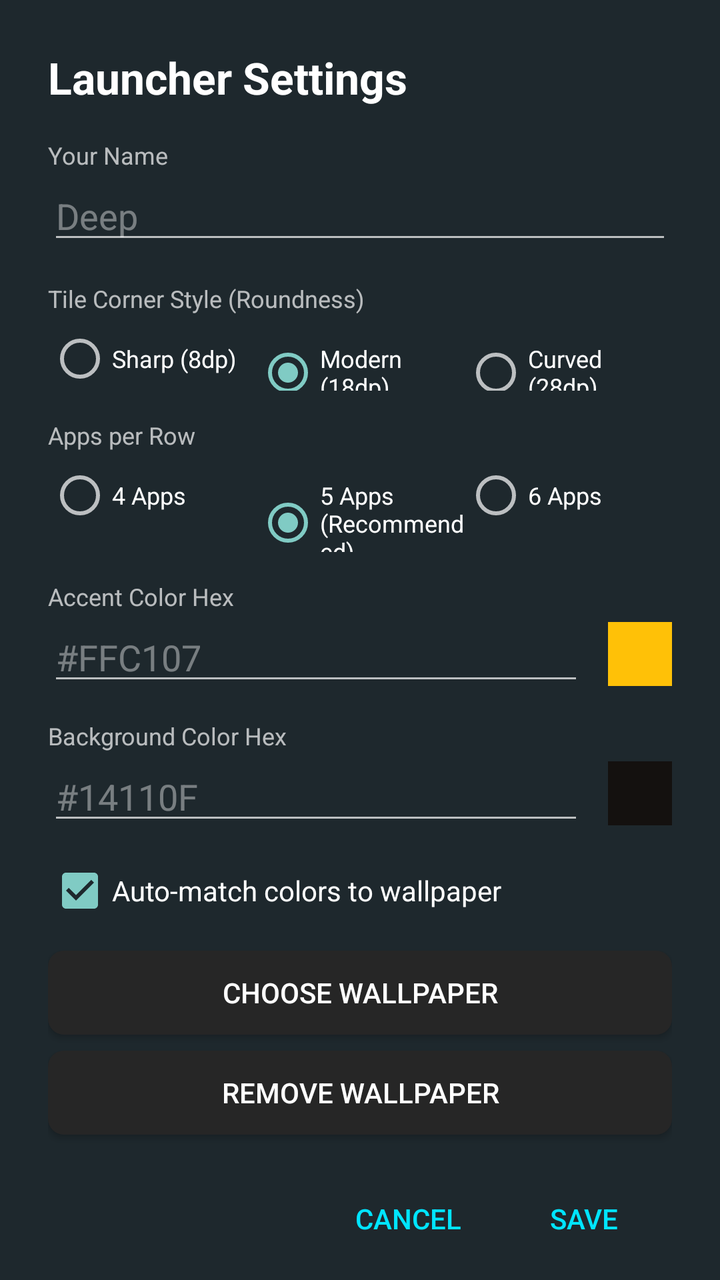
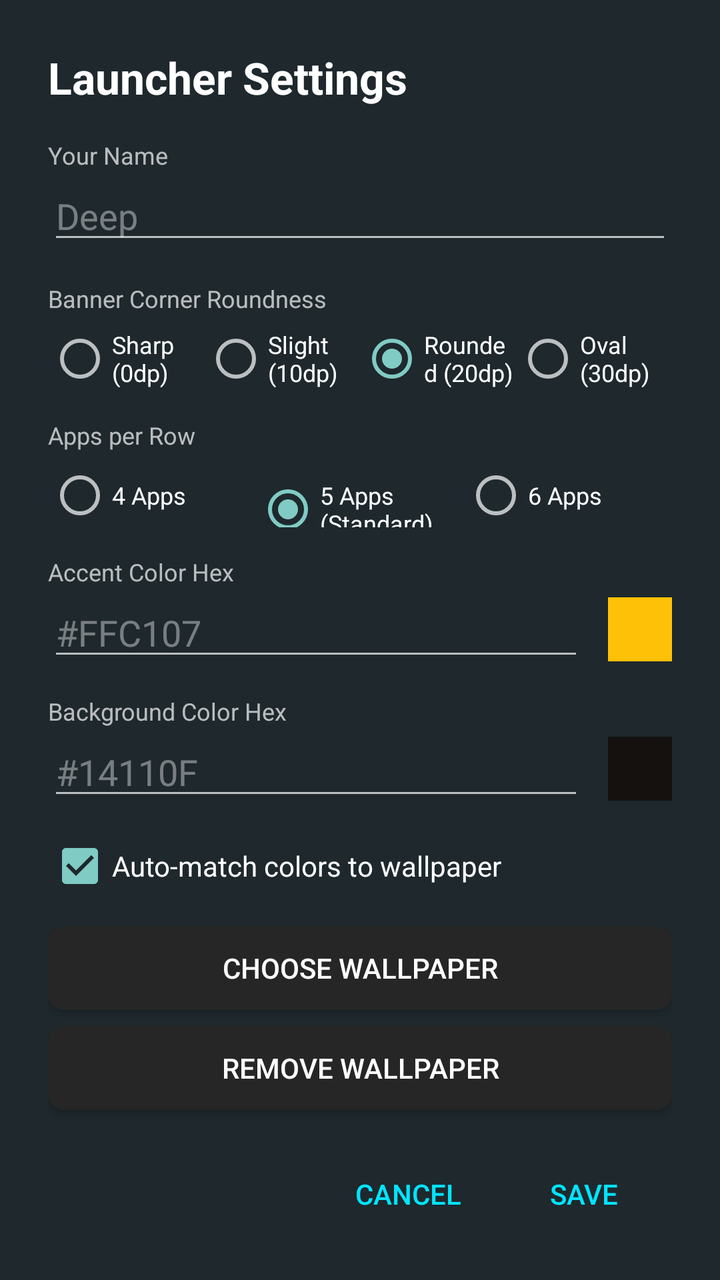

An Android layout rendered at two revisions. The XML below is the earlier revision; the diff shows what the commit changed to produce the second picture.
<!-- AndroidManifest.xml: application theme Theme.TVLauncher -->
<!-- res/layout/dialog_settings.xml -->
<?xml version="1.0" encoding="utf-8"?>
<ScrollView xmlns:android="http://schemas.android.com/apk/res/android"
    android:layout_width="540dp"
    android:layout_height="wrap_content"
    android:background="#1E282D"
    android:padding="24dp">

    <LinearLayout
        android:layout_width="match_parent"
        android:layout_height="wrap_content"
        android:orientation="vertical">

        <TextView
            android:layout_width="wrap_content"
            android:layout_height="wrap_content"
            android:text="Launcher Settings"
            android:textColor="#FFFFFF"
            android:textSize="22sp"
            android:textStyle="bold"
            android:layout_marginBottom="16dp"/>

        
        <TextView
            android:layout_width="wrap_content"
            android:layout_height="wrap_content"
            android:text="Your Name"
            android:textColor="#B0FFFFFF"
            android:textSize="12sp"/>
        <EditText
            android:id="@+id/etName"
            android:layout_width="match_parent"
            android:layout_height="wrap_content"
            android:hint="Deep"
            android:textColor="#FFFFFF"
            android:textColorHint="#66FFFFFF"
            android:layout_marginBottom="14dp"/>

        
        <TextView
            android:layout_width="wrap_content"
            android:layout_height="wrap_content"
            android:text="Tile Corner Style (Roundness)"
            android:textColor="#B0FFFFFF"
            android:textSize="12sp"
            android:layout_marginBottom="6dp"/>
        <RadioGroup
            android:id="@+id/rgCornerStyle"
            android:layout_width="match_parent"
            android:layout_height="wrap_content"
            android:orientation="horizontal"
            android:layout_marginBottom="14dp">
            <RadioButton
                android:id="@+id/rbCornerSharp"
                android:layout_width="0dp"
                android:layout_height="wrap_content"
                android:layout_weight="1"
                android:text="Sharp (8dp)"
                android:textColor="#FFFFFF"
                android:textSize="12sp"/>
            <RadioButton
                android:id="@+id/rbCornerRounded"
                android:layout_width="0dp"
                android:layout_height="wrap_content"
                android:layout_weight="1"
                android:text="Modern (18dp)"
                android:textColor="#FFFFFF"
                android:textSize="12sp"
                android:checked="true"/>
            <RadioButton
                android:id="@+id/rbCornerOval"
                android:layout_width="0dp"
                android:layout_height="wrap_content"
                android:layout_weight="1"
                android:text="Curved (28dp)"
                android:textColor="#FFFFFF"
                android:textSize="12sp"/>
        </RadioGroup>

        
        <TextView
            android:layout_width="wrap_content"
            android:layout_height="wrap_content"
            android:text="Apps per Row"
            android:textColor="#B0FFFFFF"
            android:textSize="12sp"
            android:layout_marginBottom="6dp"/>
        <RadioGroup
            android:id="@+id/rgColumns"
            android:layout_width="match_parent"
            android:layout_height="wrap_content"
            android:orientation="horizontal"
            android:layout_marginBottom="14dp">
            <RadioButton
                android:id="@+id/rbCol4"
                android:layout_width="0dp"
                android:layout_height="wrap_content"
                android:layout_weight="1"
                android:text="4 Apps"
                android:textColor="#FFFFFF"
                android:textSize="12sp"/>
            <RadioButton
                android:id="@+id/rbCol5"
                android:layout_width="0dp"
                android:layout_height="wrap_content"
                android:layout_weight="1"
                android:text="5 Apps (Recommended)"
                android:textColor="#FFFFFF"
                android:textSize="12sp"
                android:checked="true"/>
            <RadioButton
                android:id="@+id/rbCol6"
                android:layout_width="0dp"
                android:layout_height="wrap_content"
                android:layout_weight="1"
                android:text="6 Apps"
                android:textColor="#FFFFFF"
                android:textSize="12sp"/>
        </RadioGroup>

        
        <TextView
            android:layout_width="wrap_content"
            android:layout_height="wrap_content"
            android:text="Accent Color Hex"
            android:textColor="#B0FFFFFF"
            android:textSize="12sp"/>
        <LinearLayout
            android:layout_width="match_parent"
            android:layout_height="wrap_content"
            android:orientation="horizontal"
            android:gravity="center_vertical"
            android:layout_marginBottom="12dp">
            <EditText
                android:id="@+id/etAccentColor"
                android:layout_width="0dp"
                android:layout_height="wrap_content"
                android:layout_weight="1"
                android:hint="#FFC107"
                android:textColor="#FFFFFF"
                android:textColorHint="#66FFFFFF"/>
            <View
                android:id="@+id/previewAccentColor"
                android:layout_width="32dp"
                android:layout_height="32dp"
                android:layout_marginStart="12dp"
                android:background="#FFC107"/>
        </LinearLayout>

        
        <TextView
            android:layout_width="wrap_content"
            android:layout_height="wrap_content"
            android:text="Background Color Hex"
            android:textColor="#B0FFFFFF"
            android:textSize="12sp"/>
        <LinearLayout
            android:layout_width="match_parent"
            android:layout_height="wrap_content"
            android:orientation="horizontal"
            android:gravity="center_vertical"
            android:layout_marginBottom="12dp">
            <EditText
                android:id="@+id/etBgColor"
                android:layout_width="0dp"
                android:layout_height="wrap_content"
                android:layout_weight="1"
                android:hint="#14110F"
                android:textColor="#FFFFFF"
                android:textColorHint="#66FFFFFF"/>
            <View
                android:id="@+id/previewBgColor"
                android:layout_width="32dp"
                android:layout_height="32dp"
                android:layout_marginStart="12dp"
                android:background="#14110F"/>
        </LinearLayout>

        <CheckBox
            android:id="@+id/cbAutoMatch"
            android:layout_width="wrap_content"
            android:layout_height="wrap_content"
            android:text="Auto-match colors to wallpaper"
            android:textColor="#FFFFFF"
            android:checked="true"
            android:layout_marginBottom="14dp"/>

        <Button
            android:id="@+id/btnChooseWallpaper"
            android:layout_width="match_parent"
            android:layout_height="42dp"
            android:text="CHOOSE WALLPAPER"
            android:textColor="#FFFFFF"
            android:background="@drawable/btn_focus_selector"
            android:layout_marginBottom="8dp"/>

        <Button
            android:id="@+id/btnRemoveWallpaper"
            android:layout_width="match_parent"
            android:layout_height="42dp"
            android:text="REMOVE WALLPAPER"
            android:textColor="#FFFFFF"
            android:background="@drawable/btn_focus_selector"
            android:layout_marginBottom="18dp"/>

        <LinearLayout
            android:layout_width="match_parent"
            android:layout_height="wrap_content"
            android:gravity="end"
            android:orientation="horizontal">

            <Button
                android:id="@+id/btnCancel"
                android:layout_width="wrap_content"
                android:layout_height="wrap_content"
                android:text="CANCEL"
                android:textColor="#00E5FF"
                style="?android:attr/borderlessButtonStyle"/>

            <Button
                android:id="@+id/btnSave"
                android:layout_width="wrap_content"
                android:layout_height="wrap_content"
                android:text="SAVE"
                android:textColor="#00E5FF"
                style="?android:attr/borderlessButtonStyle"/>
        </LinearLayout>
    </LinearLayout>
</ScrollView>
<!-- resources referenced by this layout -->
<resources>
  <!-- drawable btn_focus_selector (drawable) -->
  <?xml version="1.0" encoding="utf-8"?>
  <selector xmlns:android="http://schemas.android.com/apk/res/android">
      <item android:state_focused="true">
          <shape android:shape="rectangle">
              <corners android:radius="8dp"/>
              <solid android:color="#55FFFFFF"/>
              <stroke android:width="2dp" android:color="#FFFFFF"/>
          </shape>
      </item>
      <item>
          <shape android:shape="rectangle">
              <corners android:radius="8dp"/>
              <solid android:color="#262626"/>
          </shape>
      </item>
  </selector>
  <style name="Theme.TVLauncher" parent="Theme.AppCompat.NoActionBar">
          <item name="android:windowBackground">@android:color/black</item>
          <item name="android:windowNoTitle">true</item>
          <item name="android:windowActionBar">false</item>
      </style>
</resources>

<!-- the commit's change to res/layout/dialog_settings.xml (unified diff, before → after) -->
@@ -39,7 +39,7 @@
         <TextView
             android:layout_width="wrap_content"
             android:layout_height="wrap_content"
-            android:text="Tile Corner Style (Roundness)"
+            android:text="Banner Corner Roundness"
             android:textColor="#B0FFFFFF"
             android:textSize="12sp"
             android:layout_marginBottom="6dp"/>
@@ -50,11 +50,19 @@
             android:orientation="horizontal"
             android:layout_marginBottom="14dp">
             <RadioButton
+                android:id="@+id/rbCornerNone"
+                android:layout_width="0dp"
+                android:layout_height="wrap_content"
+                android:layout_weight="1"
+                android:text="Sharp (0dp)"
+                android:textColor="#FFFFFF"
+                android:textSize="12sp"/>
+            <RadioButton
                 android:id="@+id/rbCornerSharp"
                 android:layout_width="0dp"
                 android:layout_height="wrap_content"
                 android:layout_weight="1"
-                android:text="Sharp (8dp)"
+                android:text="Slight (10dp)"
                 android:textColor="#FFFFFF"
                 android:textSize="12sp"/>
             <RadioButton
@@ -62,7 +70,7 @@
                 android:layout_width="0dp"
                 android:layout_height="wrap_content"
                 android:layout_weight="1"
-                android:text="Modern (18dp)"
+                android:text="Rounded (20dp)"
                 android:textColor="#FFFFFF"
                 android:textSize="12sp"
                 android:checked="true"/>
@@ -71,7 +79,7 @@
                 android:layout_width="0dp"
                 android:layout_height="wrap_content"
                 android:layout_weight="1"
-                android:text="Curved (28dp)"
+                android:text="Oval (30dp)"
                 android:textColor="#FFFFFF"
                 android:textSize="12sp"/>
         </RadioGroup>
@@ -103,7 +111,7 @@
                 android:layout_width="0dp"
                 android:layout_height="wrap_content"
                 android:layout_weight="1"
-                android:text="5 Apps (Recommended)"
+                android:text="5 Apps (Standard)"
                 android:textColor="#FFFFFF"
                 android:textSize="12sp"
                 android:checked="true"/>
